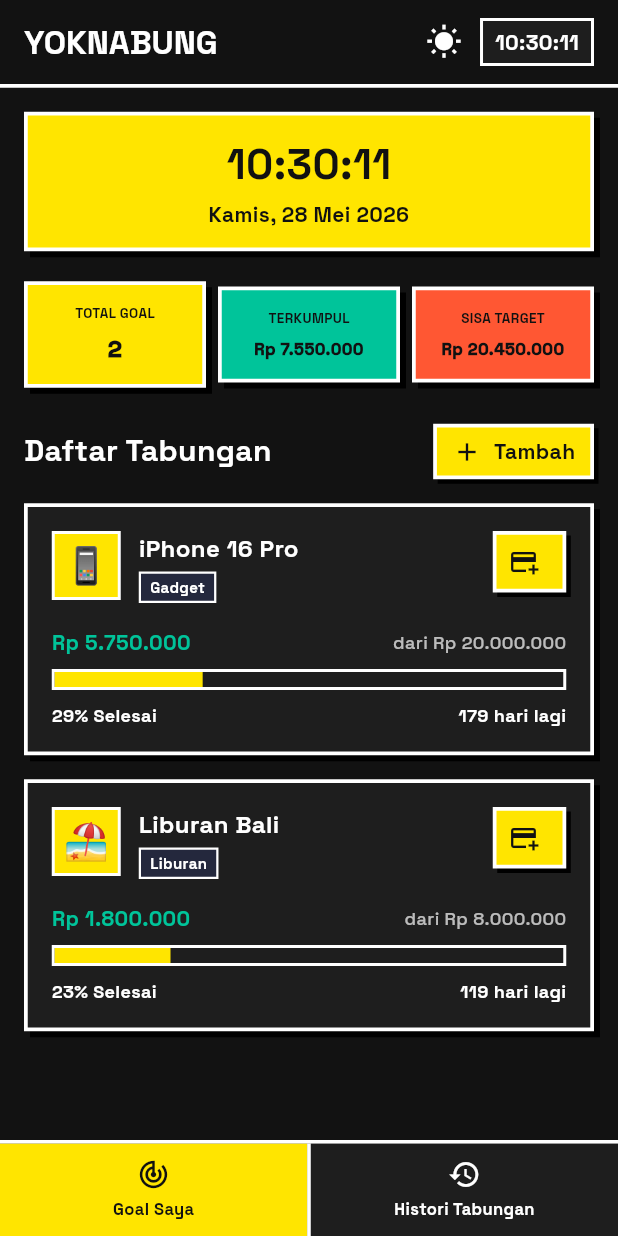
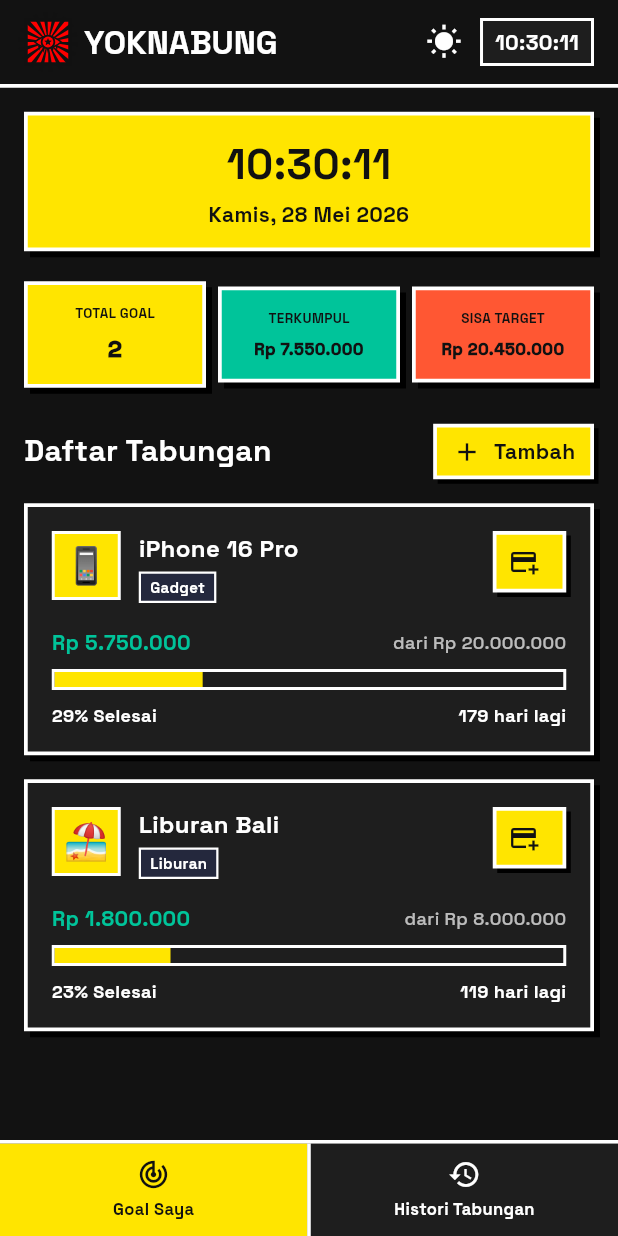
Before and after one commit to abday-wong/yoknabung, a Flutter app: the screen it shows after launch, after a tap on "iPhone 16 Pro", after a tap on the "nights stay" icon, on a phone screen of 412 x 824 dp. Run offline on Flutter 3.47's test engine with Material 3 defaults, Android fonts, the light colour scheme and no system bars; our stand-ins replace fl_chart, google_fonts, shared_preferences.

Commit message:
feat: implement vector-drawn brand logo and add to AppBar and empty state

```diff
--- a/lib/screens/home_screen.dart
+++ b/lib/screens/home_screen.dart
@@ -10,6 +10,7 @@ import '../widgets/neo_button.dart';
 import '../widgets/neo_dialog.dart';
 import '../widgets/progress_bar_widget.dart';
 import '../widgets/realtime_clock_widget.dart';
+import '../widgets/logo_widget.dart';
 import 'goal_detail_screen.dart';
 import 'add_edit_goal_screen.dart';
 import 'add_edit_transaction_screen.dart';
@@ -136,13 +137,20 @@ class _HomeScreenState extends State<HomeScreen> {
       appBar: AppBar(
         elevation: 0,
         centerTitle: false,
-        title: Text(
+        title: Row(
+          mainAxisSize: MainAxisSize.min,
+          children: [
+            LogoWidget(size: 32, hasBorder: true),
+            const SizedBox(width: 8),
+            Text(
               'YOKNABUNG',
               style: TextStyle(
                 color: textColor,
                 fontSize: 22,
                 fontWeight: FontWeight.w800,
               ),
+            ),
+          ],
         ),
         bottom: PreferredSize(
           preferredSize: const Size.fromHeight(2.5),
@@ -436,6 +444,8 @@ class _HomeScreenState extends State<HomeScreen> {
               child: Column(
                 mainAxisSize: MainAxisSize.min,
                 children: [
+                  LogoWidget(size: 80, hasBorder: true),
+                  const SizedBox(height: 20),
                   Text(
                     'Belum ada tabungan',
                     style: TextStyle(
--- /dev/null
+++ b/lib/widgets/logo_widget.dart
@@ -0,0 +1,148 @@
+import 'dart:math';
+import 'package:flutter/material.dart';
+
+class LogoWidget extends StatelessWidget {
+  final double size;
+  final bool hasBorder;
+
+  const LogoWidget({
+    Key? key,
+    this.size = 40.0,
+    this.hasBorder = true,
+  }) : super(key: key);
+
+  @override
+  Widget build(BuildContext context) {
+    return Container(
+      width: size,
+      height: size,
+      decoration: hasBorder
+          ? BoxDecoration(
+              border: Border.all(color: const Color(0xFF111111), width: 2.5),
+            )
+          : null,
+      child: CustomPaint(
+        size: Size(size, size),
+        painter: _LogoPainter(),
+      ),
+    );
+  }
+}
+
+class _LogoPainter extends CustomPainter {
+  @override
+  void paint(Canvas canvas, Size size) {
+    final double cx = size.width / 2;
+    final double cy = size.height / 2;
+    final double r = size.width / 2;
+
+    final Paint redPaint = Paint()
+      ..color = const Color(0xFFFF0000) // Vibrant Red
+      ..style = PaintingStyle.fill;
+
+    final Paint blackPaint = Paint()
+      ..color = const Color(0xFF111111) // Bold Black
+      ..style = PaintingStyle.fill;
+
+    final Paint strokePaint = Paint()
+      ..color = const Color(0xFF111111)
+      ..style = PaintingStyle.stroke
+      ..strokeWidth = size.width * 0.04
+      ..strokeCap = StrokeCap.round;
+
+    // 1. Draw Red Background Square
+    canvas.drawRect(Rect.fromLTWH(0, 0, size.width, size.height), redPaint);
+
+    // 2. Draw Radiating Black Rays (Wedges)
+    final int rayCount = 18;
+    final double angleStep = (2 * pi) / rayCount;
+    final double innerR = r * 0.15;
+    final double outerR = r * 1.5;
+
+    for (int i = 0; i < rayCount; i++) {
+      final double baseAngle = i * angleStep;
+      final double nextAngle = baseAngle + (angleStep * 0.45); // width of the wedge
+
+      final Path rayPath = Path()
+        ..moveTo(cx + innerR * cos(baseAngle), cy + innerR * sin(baseAngle))
+        ..lineTo(cx + outerR * cos(baseAngle), cy + outerR * sin(baseAngle))
+        ..lineTo(cx + outerR * cos(nextAngle), cy + outerR * sin(nextAngle))
+        ..lineTo(cx + innerR * cos(nextAngle), cy + innerR * sin(nextAngle))
+        ..close();
+
+      canvas.drawPath(rayPath, blackPaint);
+    }
+
+    // 3. Draw Eyelashes / Bottom Spikes
+    // We want to draw 5 spikes pointing downwards from the bottom eyelid area.
+    final Path spikesPath = Path();
+    final double eyeW = size.width * 0.65;
+    final double eyeH = size.height * 0.28;
+
+    // Generate spikes
+    final int spikeCount = 5;
+    for (int i = 0; i < spikeCount; i++) {
+      // Interpolate along the eye bottom width
+      final double t = (i + 1) / (spikeCount + 1); // 0.16 to 0.83
+      final double xOffset = (t - 0.5) * eyeW;
+
+      // Y position along the bottom curve (parabolic approximation)
+      final double yOffset = (4 * eyeH * t * (1 - t)) * 0.6;
+
+      final double startX = cx + xOffset;
+      final double startY = cy + yOffset;
+
+      // Draw triangle pointing downwards
+      final double spikeW = size.width * 0.06;
+      final double spikeH = size.height * 0.12;
+
+      final Path spike = Path()
+        ..moveTo(startX - spikeW / 2, startY)
+        ..lineTo(startX, startY + spikeH)
+        ..lineTo(startX + spikeW / 2, startY)
+        ..close();
+      canvas.drawPath(spike, blackPaint);
+    }
+
+    // 4. Draw Eyelids Outline
+    // Top Eyelid
+    final Path eyeOutline = Path()
+      ..moveTo(cx - eyeW / 2, cy)
+      ..quadraticBezierTo(cx, cy - eyeH, cx + eyeW / 2, cy)
+      ..quadraticBezierTo(cx, cy + eyeH, cx - eyeW / 2, cy)
+      ..close();
+
+    // Fill eye background with red (covering the rays inside the eye)
+    canvas.drawPath(eyeOutline, redPaint);
+    // Draw bold black stroke around the eye
+    canvas.drawPath(eyeOutline, strokePaint);
+
+    // 5. Draw Iris (Central Circle)
+    final double irisR = size.width * 0.18;
+    canvas.drawCircle(Offset(cx, cy), irisR, blackPaint);
+    canvas.drawCircle(Offset(cx, cy), irisR * 0.75, redPaint);
+
+    // 6. Draw Black Star in the Center
+    final double starR = irisR * 0.55;
+    final Path starPath = Path();
+    final int starPoints = 5;
+
+    for (int i = 0; i < starPoints * 2; i++) {
+      final double angle = -pi / 2 + i * pi / starPoints;
+      final double currentR = (i % 2 == 0) ? starR : (starR * 0.45);
+      final double x = cx + currentR * cos(angle);
+      final double y = cy + currentR * sin(angle);
+
+      if (i == 0) {
+        starPath.moveTo(x, y);
+      } else {
+        starPath.lineTo(x, y);
+      }
+    }
+    starPath.close();
+    canvas.drawPath(starPath, blackPaint);
+  }
+
+  @override
+  bool shouldRepaint(covariant CustomPainter oldDelegate) => false;
+}
```
Lines whose indentation alone changed are shown as unchanged.
